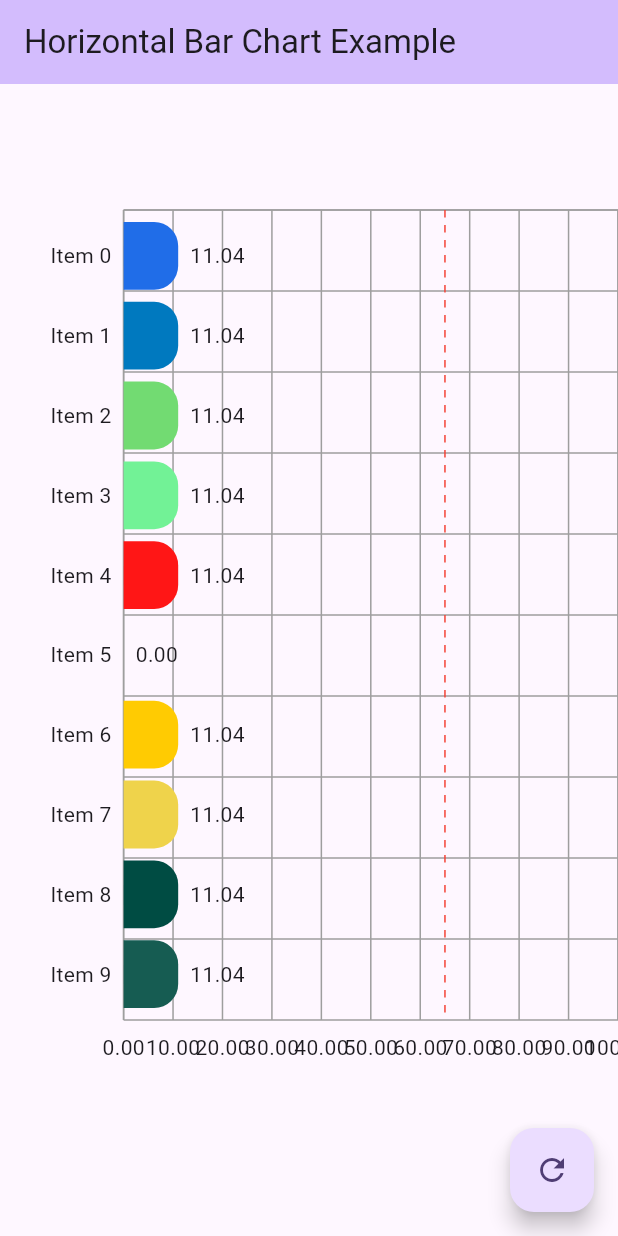
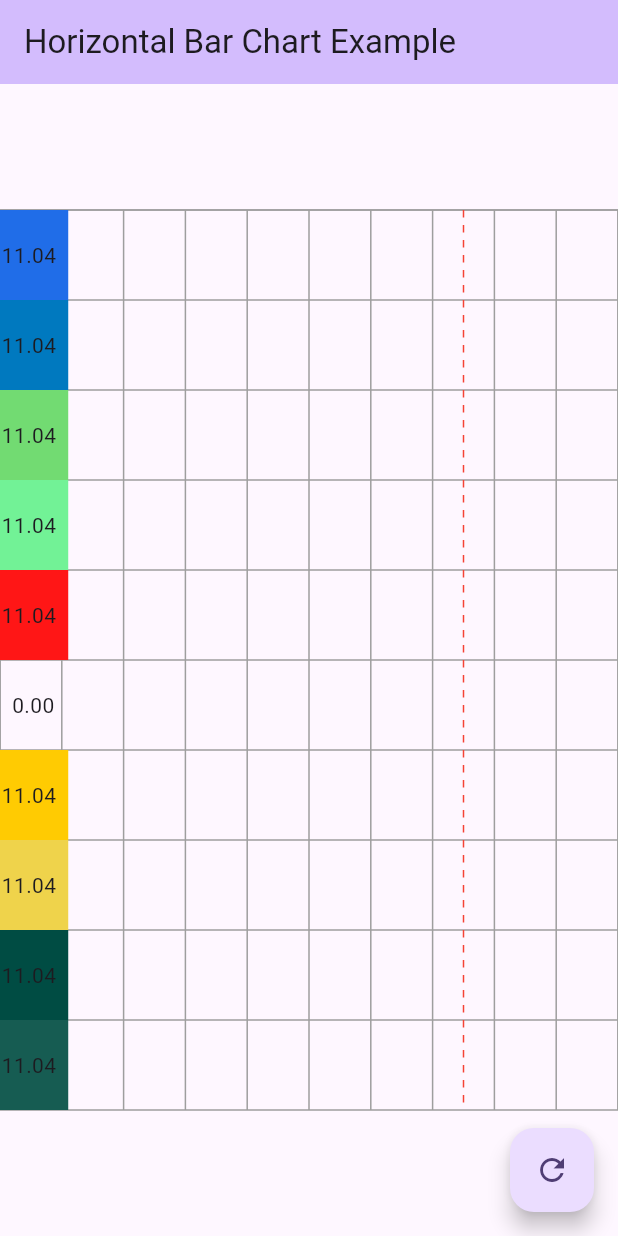
Before and after one commit to raulsaba/horizontal_bar_chart, a Flutter app: the screen it shows after launch, on a phone screen of 412 x 824 dp. Run offline on Flutter 3.47's test engine with Material 3 defaults, Android fonts, the phone set to English and light mode, and no system bars.

Commit message:
hide labels bugfix

```diff
--- a/example/lib/main.dart
+++ b/example/lib/main.dart
@@ -82,8 +82,8 @@ class _MyHomePageState extends State<MyHomePage> {
             data: data,
             options: HBCOptions(
               maxValue: 100,
-              spaceBetweenBars: 8,
-              rightBorderRadius: 16,
+              spaceBetweenBars: 0,
+              rightBorderRadius: 0,
               data: HBCDataOptions(
                 showData: true,
                 getDataString: (data) {
@@ -91,13 +91,13 @@ class _MyHomePageState extends State<MyHomePage> {
                 },
               ),
               label: HBCLabelOptions(
-                axisXLabels: AxisXLabels(show: true),
-                axisYLabels: AxisYLabels(show: true),
+                axisXLabels: AxisXLabels(show: false),
+                axisYLabels: AxisYLabels(show: false),
               ),
               indicator: HBCIndicatorOptions(
                 showIndicator: true,
                 style: HBCIndicatorStyle.dashed,
-                widthPercentage: 0.65,
+                widthPercentage: 0.75,
               ),
               grid: HBCGridOptions(
                 verticalGird: VerticalGird(showGrid: true),
--- a/lib/painters/chart_painter.dart
+++ b/lib/painters/chart_painter.dart
@@ -24,8 +24,8 @@ class ChartPainter extends CustomPainter {
 
   @override
   void paint(Canvas canvas, Size size) {
-    double yLabelsWidth = axisYLabels.width ?? size.width * 0.2;
-    double xLabelsHeight = axisXLabels.height ?? size.height * 0.1;
+    double yLabelsWidth = axisYLabels.show ? axisYLabels.width ?? size.width * 0.2 : 0;
+    double xLabelsHeight = axisXLabels.show ? axisXLabels.height ?? size.height * 0.1 : 0;
     Size chartSize = Size(size.width - yLabelsWidth, size.height - xLabelsHeight);
 
     if (axisYLabels.show) {
```
